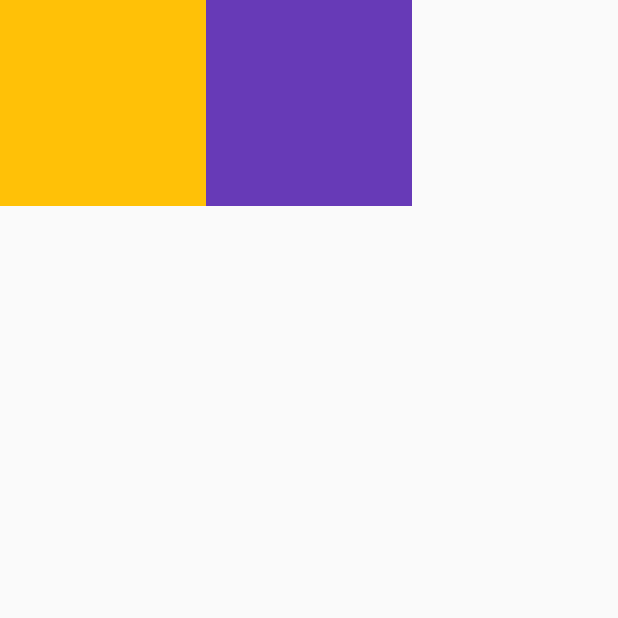
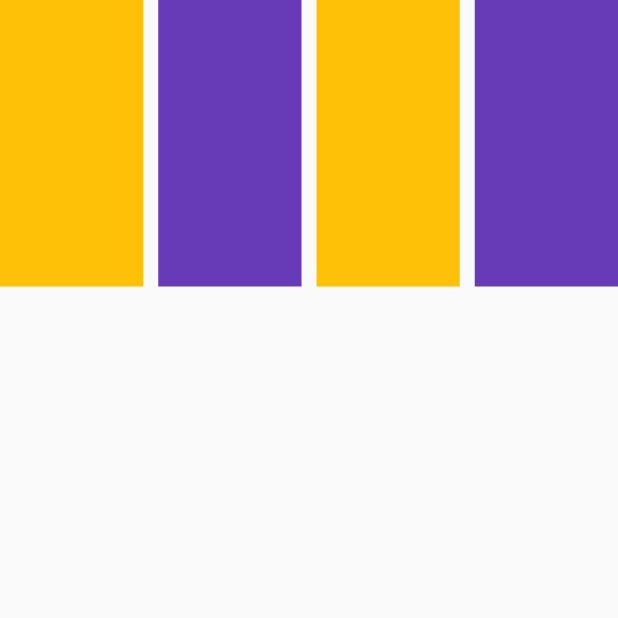
Before and after one commit to ahmedkaimkhani/SMIT-Flutter-Widgets-Learning, a Flutter app: the screen it shows after launch, on a phone screen of 412 x 824 dp, the top half of it. Run offline on Flutter 3.47's test engine with Material 2 defaults, Android fonts, the light colour scheme and no system bars.

Commit message:
gridview

```diff
--- a/lib/Gridview/simple_gridview.dart
+++ b/lib/Gridview/simple_gridview.dart
@@ -8,10 +8,17 @@
     return Scaffold(
       body: SafeArea(
         child: GridView(
-          gridDelegate: SliverGridDelegateWithMaxCrossAxisExtent(
-            maxCrossAxisExtent: 200,
-          ),
+          gridDelegate: const SliverGridDelegateWithMaxCrossAxisExtent(
+              maxCrossAxisExtent: 100,
+              crossAxisSpacing: 10,
+              childAspectRatio: 0.5),
           children: [
+            Container(
+              color: Colors.amber,
+            ),
+            Container(
+              color: Colors.deepPurple,
+            ),
             Container(
               color: Colors.amber,
             ),
```
